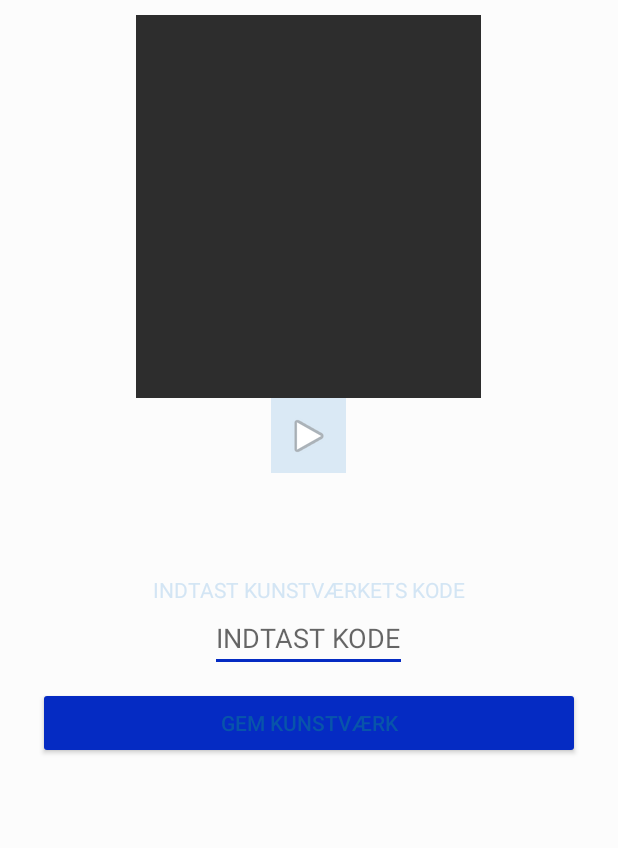
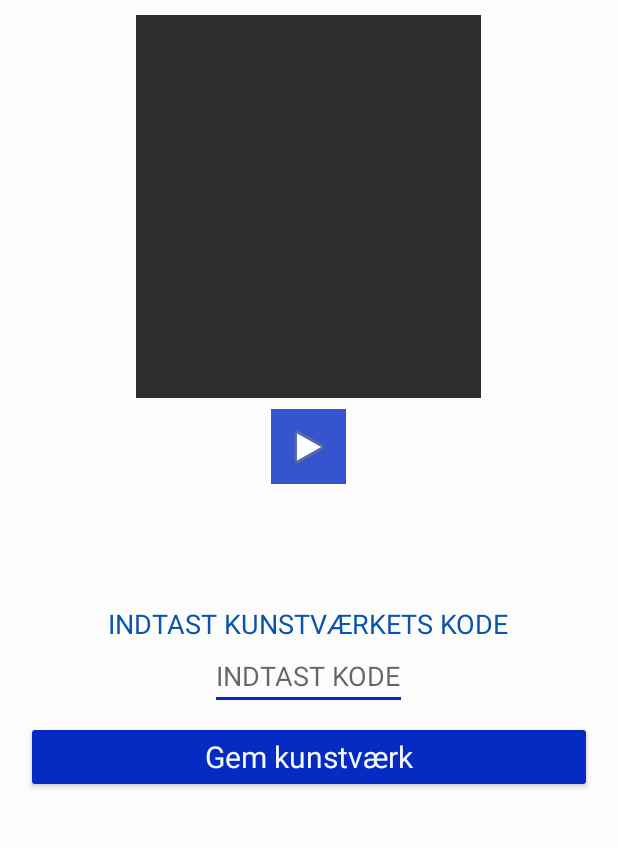
Before and after one commit to Elfernovich/TestTest1, an Android app: the CollectArtworkActivity screen opened directly, with no data from a screen before it, on a phone screen of 412 x 824 dp, the part 84-932 px from its top. Run offline under Robolectric (Android 15) with nearby library versions, the phone set to English and light mode, and no system bars; our stand-ins replace Firebase (no records; nobody signed in at launch, a user with empty details on screens opened directly); 9 statements that could not run were skipped.

Commit message:
welcome + layout

```diff
--- a/app/src/main/java/com/example/anders/createuserapp/WelcomeActivity.java
+++ b/app/src/main/java/com/example/anders/createuserapp/WelcomeActivity.java
@@ -27,7 +27,7 @@ public class WelcomeActivity extends AppCompatActivity {
         //Initialize the FirebaseAuth instance
         mAuth = FirebaseAuth.getInstance();
 
-        welcomeText = (TextView) findViewById(R.id.textView_Welcome);
+        buttonStart = (Button) findViewById(R.id.buttonStart);
     }
 
     //If the user already is logged in he will be directed to the ProfileActivity.class
--- a/app/src/main/res/layout/activity_collect_artwork.xml
+++ b/app/src/main/res/layout/activity_collect_artwork.xml
@@ -40,7 +40,8 @@
                 android:layout_width="50dp"
                 android:layout_height="50dp"
                 android:background="@color/trans"
-                android:backgroundTint="@color/colorPrimary"
+                style="@style/MyButton"
+                android:backgroundTint="@color/colorAccent"
                 android:src="@android:drawable/ic_media_play" />
 
             <TextView
@@ -51,7 +52,7 @@
                 android:layout_marginTop="8dp"
                 android:textSize="18sp"
                 android:textStyle="bold"
-                android:textColor="@color/colorPrimary"/>
+                style="@style/MyText"/>
 
             <TextView
                 android:id="@+id/txtArtist"
@@ -59,13 +60,13 @@
                 android:layout_height="wrap_content"
                 android:text="Artist"
                 android:padding="8dp"
-                android:textColor="@color/colorPrimary"/>
+                style="@style/MyText"/>
 
             <TextView
                 android:layout_width="wrap_content"
                 android:layout_height="wrap_content"
                 android:text="INDTAST KUNSTVÆRKETS KODE"
-                android:textColor="@color/colorPrimary" />
+                style="@style/MyText" />
 
             <EditText
                 android:id="@+id/editTextArtworkCode"
@@ -73,11 +74,12 @@
                 android:layout_height="wrap_content"
                 android:gravity="center"
                 android:hint="INDTAST KODE"
-                android:textColor="@color/colorBlack" />
+                style="@style/MyText" />
 
 
             <Button
                 android:id="@+id/btn_enter_art_code"
+                style="@style/MyButton"
                 android:text="Gem kunstværk"
                 android:layout_width="match_parent"
                 android:layout_height="match_parent"
```
Also changed, not shown: app/src/main/res/layout/notification_layout.xml (+4 -4 lines).
